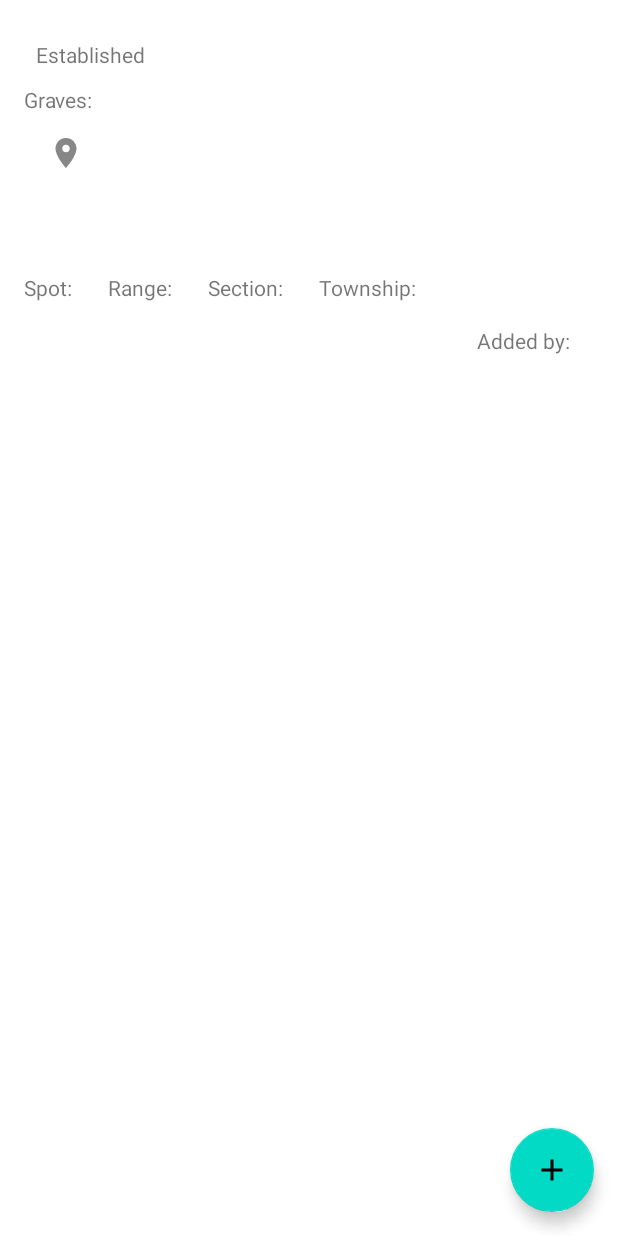
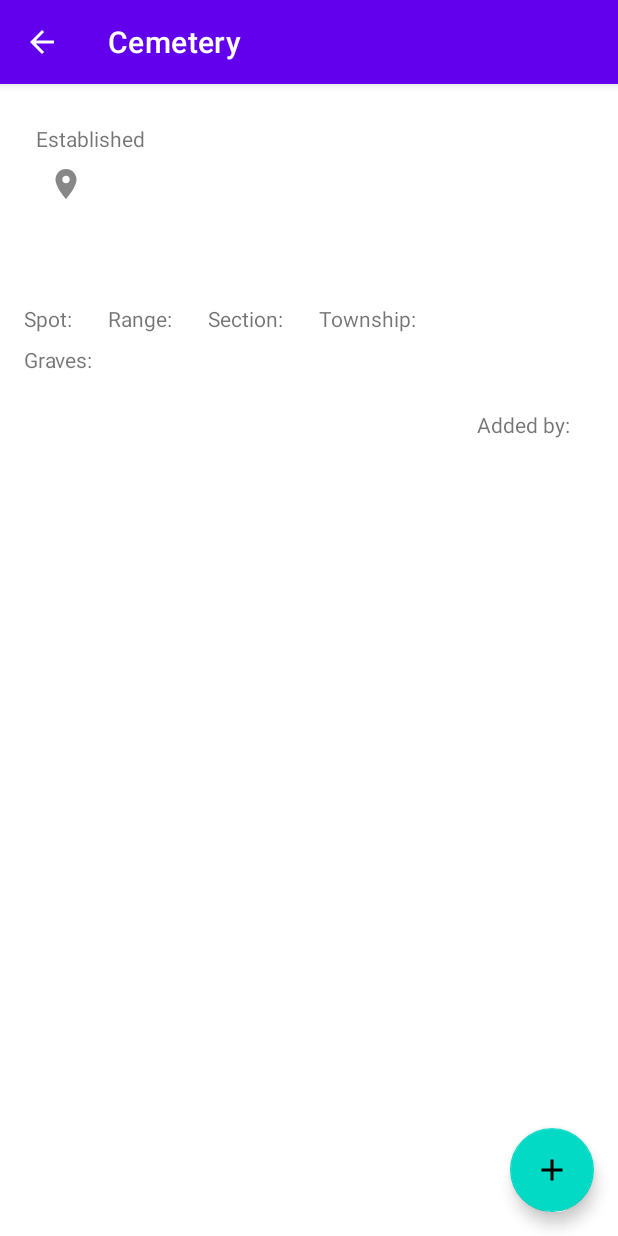
Before and after one commit to slscott9/CemeteryTrackerV1Jan, an Android app: the fragment CemeteryDetailFragment placed in its activity, on a phone screen of 412 x 824 dp. Run offline under Robolectric (Android 15) with nearby library versions, the phone set to English and light mode, and no system bars; our stand-ins replace Dagger/Hilt's generated code, Timber, data binding; libraries missing offline, so code that uses them is left out: androidx.hilt, androidx.hilt.lifecycle; 3 statements that could not run were skipped.

Commit message:
CemDetailFragment trying to get two layouts inside of coordinator layout to work

```diff
--- /dev/null
+++ b/app/src/main/res/drawable/ic_baseline_arrow_back_24.xml
@@ -0,0 +1,5 @@
+<vector android:height="24dp" android:tint="#FFFFFF"
+    android:viewportHeight="24" android:viewportWidth="24"
+    android:width="24dp" xmlns:android="http://schemas.android.com/apk/res/android">
+    <path android:fillColor="@android:color/white" android:pathData="M20,11H7.83l5.59,-5.59L12,4l-8,8 8,8 1.41,-1.41L7.83,13H20v-2z"/>
+</vector>
--- a/app/src/main/res/layout/fragment_cemetery_detail.xml
+++ b/app/src/main/res/layout/fragment_cemetery_detail.xml
@@ -14,8 +14,23 @@
         android:layout_width="match_parent"
         android:layout_height="match_parent">
 
+        <com.google.android.material.appbar.AppBarLayout
+            android:layout_width="match_parent"
+            android:layout_height="?attr/actionBarSize">
+
+                <com.google.android.material.appbar.MaterialToolbar
+                    android:id="@+id/tbCemDetail"
+                    app:title="@string/cemetery"
+                    app:layout_scrollFlags="scroll|enterAlways|snap"
+                    app:titleTextColor="@color/white"
+                    app:navigationIcon="@drawable/ic_baseline_arrow_back_24"
+                    android:layout_width="match_parent"
+                    android:layout_height="?attr/actionBarSize"/>
+        </com.google.android.material.appbar.AppBarLayout>
+
         <androidx.core.widget.NestedScrollView
             android:fillViewport="true"
+            app:layout_behavior="com.google.android.material.appbar.AppBarLayout$ScrollingViewBehavior"
             android:layout_width="match_parent"
             android:layout_height="match_parent">
 
@@ -41,10 +56,10 @@
                     android:id="@+id/tvCemLocation"
                     android:layout_width="wrap_content"
                     android:layout_height="wrap_content"
-                    android:layout_marginTop="16dp"
+                    android:layout_marginTop="8dp"
                     android:text="@{cemetery.location}"
-                    app:layout_constraintStart_toStartOf="@+id/tvGraveCountTitle"
-                    app:layout_constraintTop_toBottomOf="@+id/tvGraveCountTitle"
+                    app:layout_constraintStart_toStartOf="@+id/tvCemName"
+                    app:layout_constraintTop_toBottomOf="@+id/tvCemName"
                     tools:text="15472 Co Rd 29 Jemison, AL 35085, USA " />
 
                 <TextView
@@ -215,8 +230,8 @@
                     android:layout_height="wrap_content"
                     android:layout_marginTop="8dp"
                     android:text="@string/graves"
-                    app:layout_constraintStart_toStartOf="@+id/tvCemName"
-                    app:layout_constraintTop_toBottomOf="@+id/tvCemName" />
+                    app:layout_constraintStart_toStartOf="@+id/tvSpotTitle"
+                    app:layout_constraintTop_toBottomOf="@+id/tvSpotTitle" />
 
                 <androidx.recyclerview.widget.RecyclerView
                     android:id="@+id/rvGraves"
--- a/app/src/main/res/navigation/main_nav.xml
+++ b/app/src/main/res/navigation/main_nav.xml
@@ -30,7 +30,7 @@
                 android:id="@+id/registerToHome"
                 app:destination="@id/homeFragment"
                 app:popUpTo="@id/homeFragment"
-                app:popUpToInclusive="false" />
+                app:popUpToInclusive="true" />
         </fragment>
     </navigation>
     <fragment
@@ -40,7 +40,8 @@
         tools:layout="@layout/fragment_home">
         <action
             android:id="@+id/action_homeFragment_to_cemeteryDetailFragment"
-            app:destination="@id/cemeteryDetailFragment" />
+            app:destination="@id/cemeteryDetailFragment"
+            app:popUpTo="@id/homeFragment" />
         <action
             android:id="@+id/action_homeFragment_to_addCemeteryFragment"
             app:destination="@id/addCemeteryFragment" />
--- a/app/src/main/res/values/strings.xml
+++ b/app/src/main/res/values/strings.xml
@@ -39,6 +39,7 @@
     <string name="graves">Graves:</string>
     <string name="more">More</string>
     <string name="less">Less</string>
+    <string name="cemetery">Cemetery</string>
 
     <string-array name="string_array_states">
         <item>Alabama</item>
```
Also changed, not shown: app/src/main/java/com/sscott/cemeterytrackerv1/data/models/network/cemdto/CemeteryDto.kt (+3 -111 lines), app/src/main/java/com/sscott/cemeterytrackerv1/ui/home/HomeFragmentViewModel.kt (+13 -0 lines), app/src/main/java/com/sscott/cemeterytrackerv1/ui/home/mycems/MyCemeteriesFragment.kt (+15 -2 lines), app/src/main/res/layout/fragment_all_cemeteries.xml (+9 -5 lines), app/src/main/res/layout/fragment_my_cemeteries.xml (+9 -6 lines).
